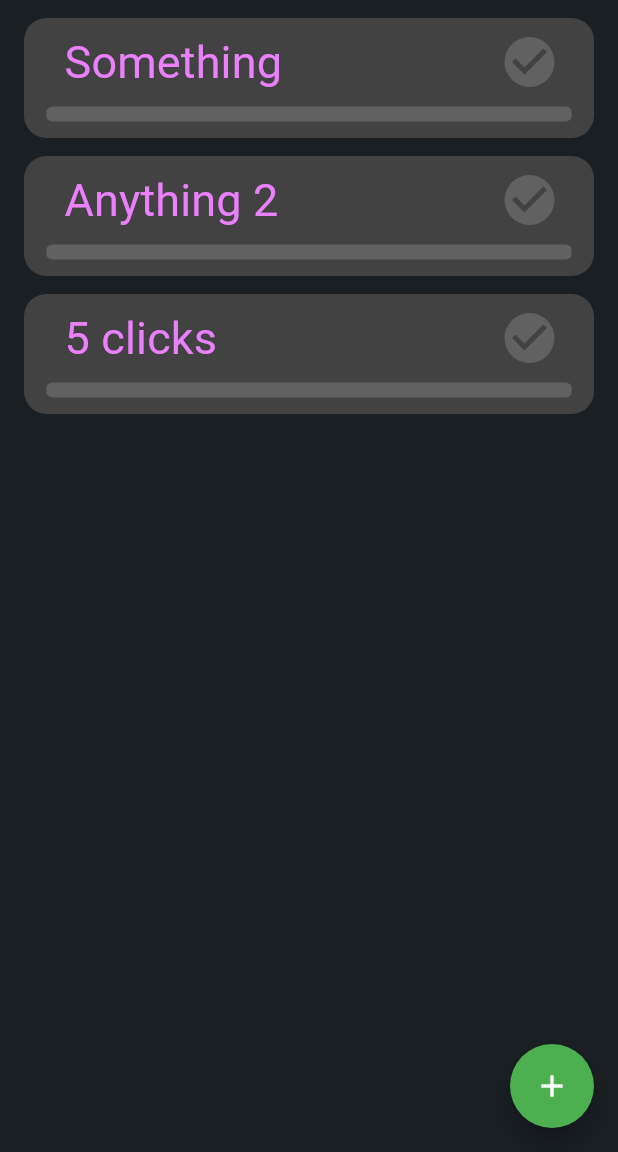
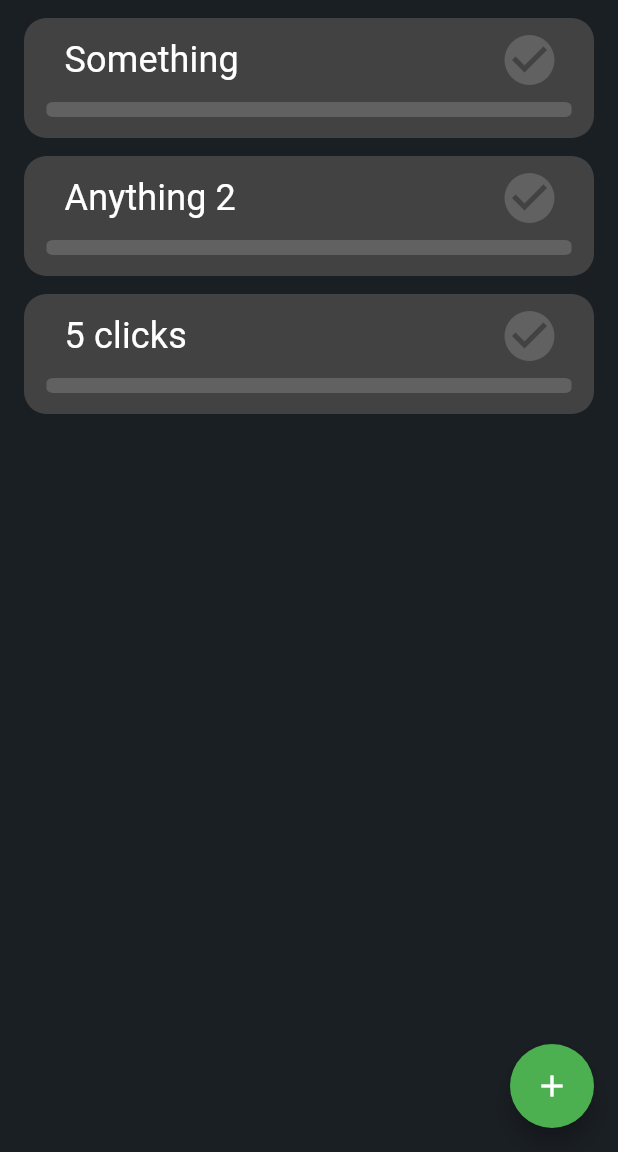
Before and after one commit to Habit-Helper-Team/Habit-Helper, a Flutter app: the HabitWidget screen opened directly, after a tap on the "close" icon, on a phone screen of 412 x 824 dp, the part 84-1236 px from its top. Run offline on Flutter 3.47's test engine with Material 3 defaults, Android fonts, the light colour scheme and no system bars; our stand-ins replace flutter_riverpod, shared_preferences; accounts and stored records are empty.

Commit message:
micro commit

```diff
--- a/habit_helper/lib/habit-settings.dart
+++ b/habit_helper/lib/habit-settings.dart
@@ -138,9 +138,7 @@ class _HabitWidgetState extends State<HabitWidget> {
           title: Text(
             'Habit Settings',
             style: TextStyle(
-              color: '#FFFFFF'.toColor(),
-              letterSpacing: 0,
-            ),
+            color: Colors.white, fontSize: 24, fontWeight: FontWeight.bold),
           ),
           // actions: [
           //   Padding(
--- a/habit_helper/lib/main.dart
+++ b/habit_helper/lib/main.dart
@@ -7,4 +7,5 @@ void main() => runApp(MaterialApp(
         primaryColor: Colors.black45,
       ),
       home: Habits(),
+      debugShowCheckedModeBanner: false,
     ));
--- a/habit_helper/lib/screens/habits_screen.dart
+++ b/habit_helper/lib/screens/habits_screen.dart
@@ -91,9 +91,9 @@ class _HabitsState extends State<Habits> {
                                         fontWeight: !habit.isComplete()
                                             ? FontWeight.normal
                                             : FontWeight.bold,
-                                        fontSize: 30,
+                                        fontSize: 24,
                                         color: !habit.isComplete()
-                                            ? Colors.purpleAccent[100]
+                                            ? Colors.white
                                             : Colors.grey[800],
                                       ),
                                     ),
```
